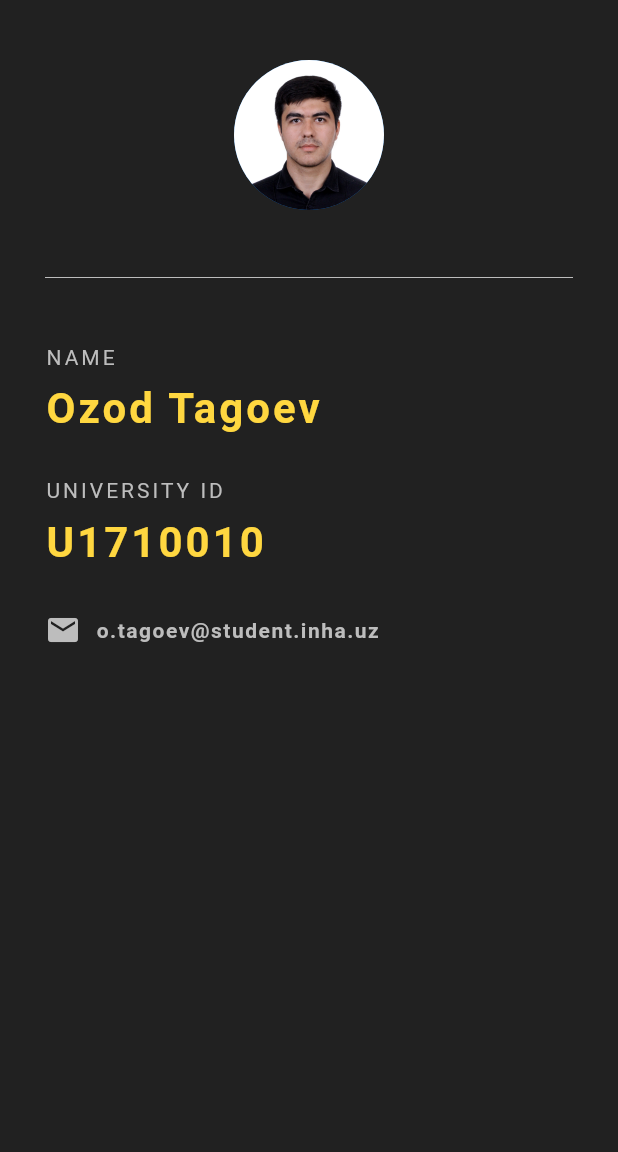
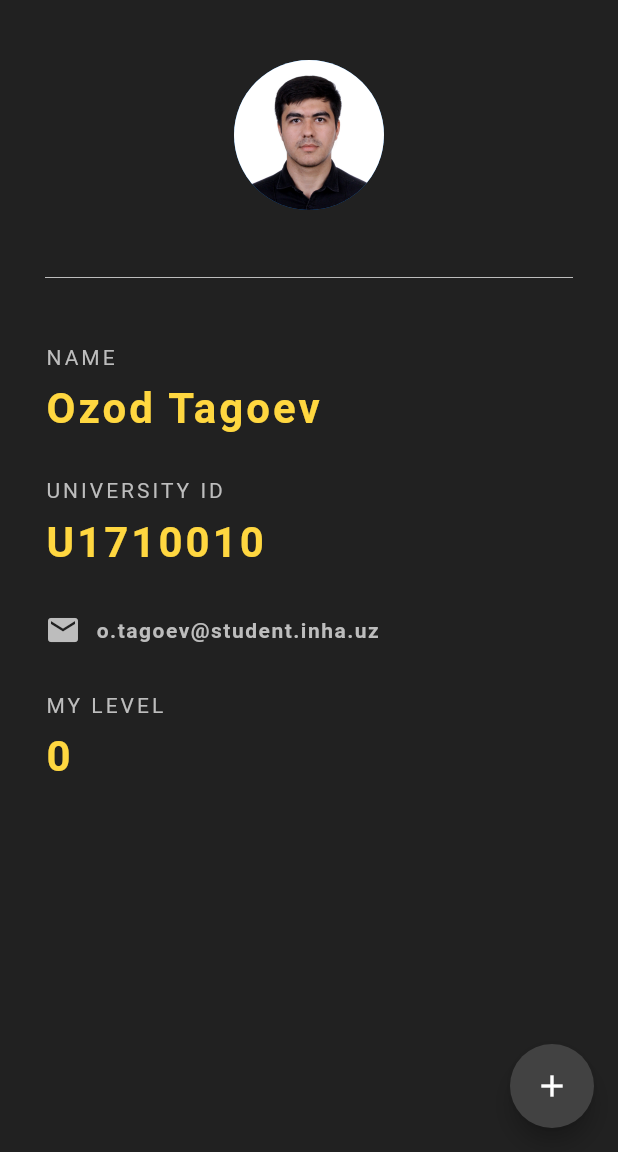
Before and after one commit to OzodTagoevSh/my_id_card, a Flutter app: the screen it shows after launch, on a phone screen of 412 x 824 dp, the part 84-1236 px from its top. Run offline on Flutter 3.47's test engine with Material 2 defaults, Android fonts, the phone set to English and light mode, and no system bars.

Commit message:
Change the state to Stateful widget and added my level

```diff
--- a/lib/main.dart
+++ b/lib/main.dart
@@ -1,11 +1,20 @@
 import 'package:flutter/material.dart';
 
 void main() => runApp(MaterialApp(
+  debugShowCheckedModeBanner: false,
   home: MyCard(),
 ));
 
-class MyCard extends StatelessWidget {
+class MyCard extends StatefulWidget {
   const MyCard({Key? key}) : super(key: key);
+
+  @override
+  _MyCardState createState() => _MyCardState();
+}
+
+class _MyCardState extends State<MyCard> {
+
+  int myLevel = 0;
 
   @override
   Widget build(BuildContext context) {
@@ -16,6 +25,15 @@ class MyCard extends StatelessWidget {
         centerTitle: true,
         backgroundColor: Colors.grey[800],
         elevation: 0.0,
+      ),
+      floatingActionButton: FloatingActionButton(
+        onPressed: () {
+          setState(() {
+            myLevel++;
+          });
+        },
+        child: Icon(Icons.add),
+        backgroundColor: Colors.grey[800],
       ),
       body: Padding(
         padding: EdgeInsets.fromLTRB(30.0, 40.0, 30.0, 0.0),
@@ -85,6 +103,24 @@ class MyCard extends StatelessWidget {
                 ),
               ],
             ),
+            SizedBox(height: 30.0,),
+            Text(
+              'MY LEVEL',
+              style: TextStyle(
+                color: Colors.grey[400],
+                letterSpacing: 2.0,
+              ),
+            ),
+            SizedBox(height: 10.0,),
+            Text(
+              '$myLevel',
+              style: TextStyle(
+                color: Colors.amberAccent,
+                letterSpacing: 2.0,
+                fontSize: 28.0,
+                fontWeight: FontWeight.bold,
+              ),
+            ),
           ],
         ),
       ),
```
